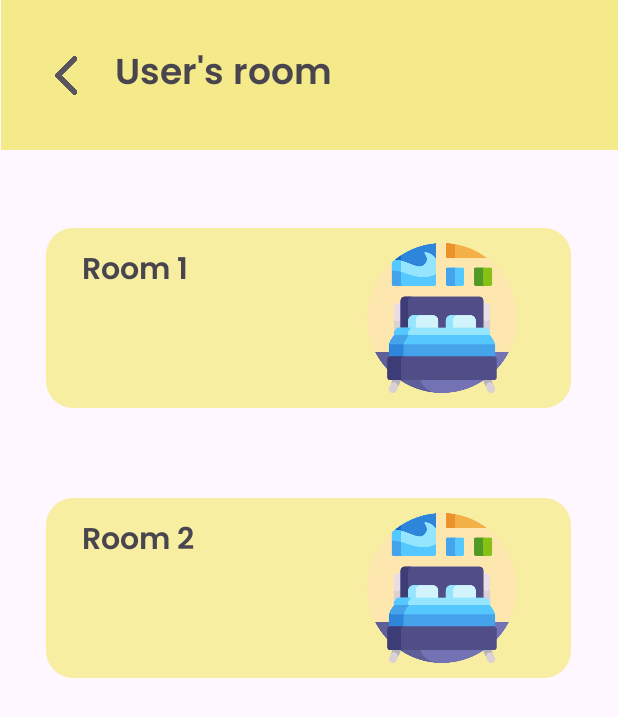
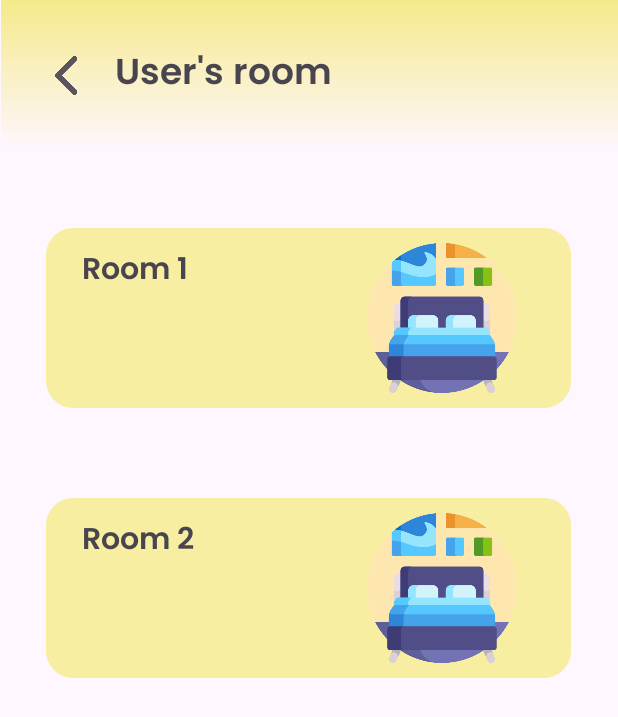
Before and after one commit to fatihnzrdn/ProjectAndroid, an Android app: the screen it shows after launch (MainMenu), on a phone screen of 412 x 824 dp. Shown: the top 717 px of the screen. Run offline under Robolectric (Android 15) with nearby library versions, the phone set to English and light mode, and no system bars.

Commit message:
update MainMenu and Room colors

```diff
--- /dev/null
+++ b/app/src/main/res/drawable/gradient_blur.xml
@@ -0,0 +1,10 @@
+<?xml version="1.0" encoding="utf-8"?>
+<shape xmlns:android="http://schemas.android.com/apk/res/android">
+    <gradient
+        android:startColor="#f5ea8a"
+        android:endColor="#00000000"
+        android:angle="270"
+        android:type="linear"
+        android:centerY="0.9"
+        android:centerX="0"/>
+</shape>
--- a/app/src/main/res/layout/main_menu.xml
+++ b/app/src/main/res/layout/main_menu.xml
@@ -11,7 +11,7 @@
         android:id="@+id/HeaderRect"
         android:layout_width="411dp"
         android:layout_height="100dp"
-        android:background="#f5ea8a"
+        android:background="@drawable/gradient_blur"
         app:layout_constraintEnd_toEndOf="parent"
         app:layout_constraintHorizontal_bias="1.0"
         app:layout_constraintStart_toStartOf="parent"
```
